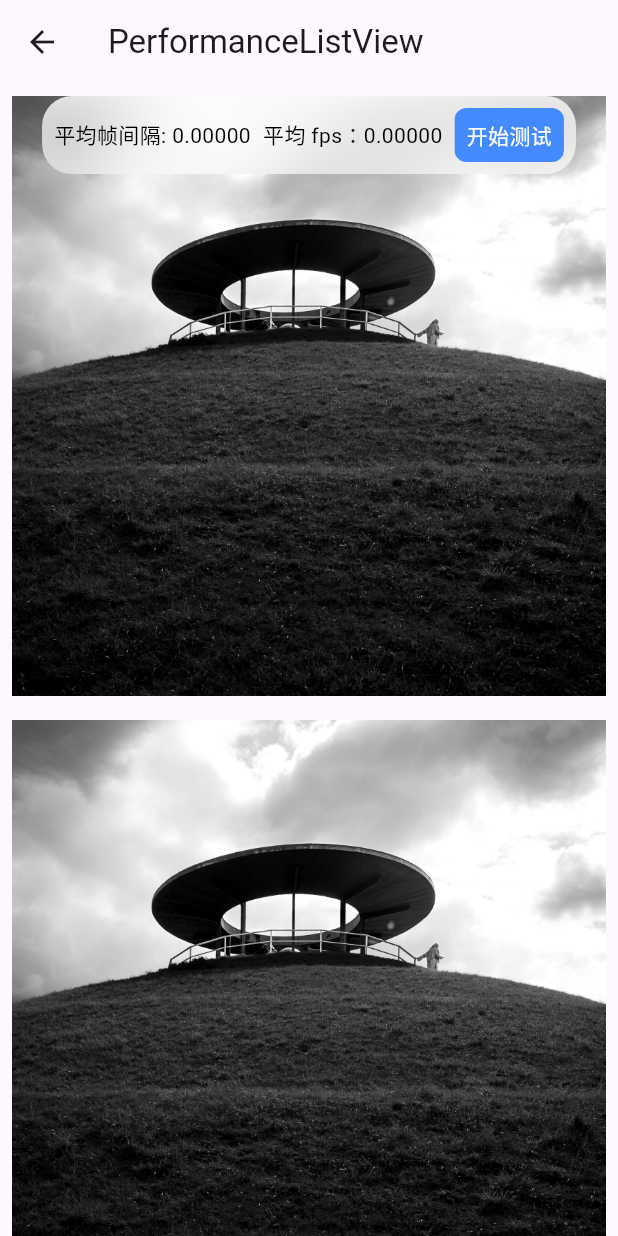
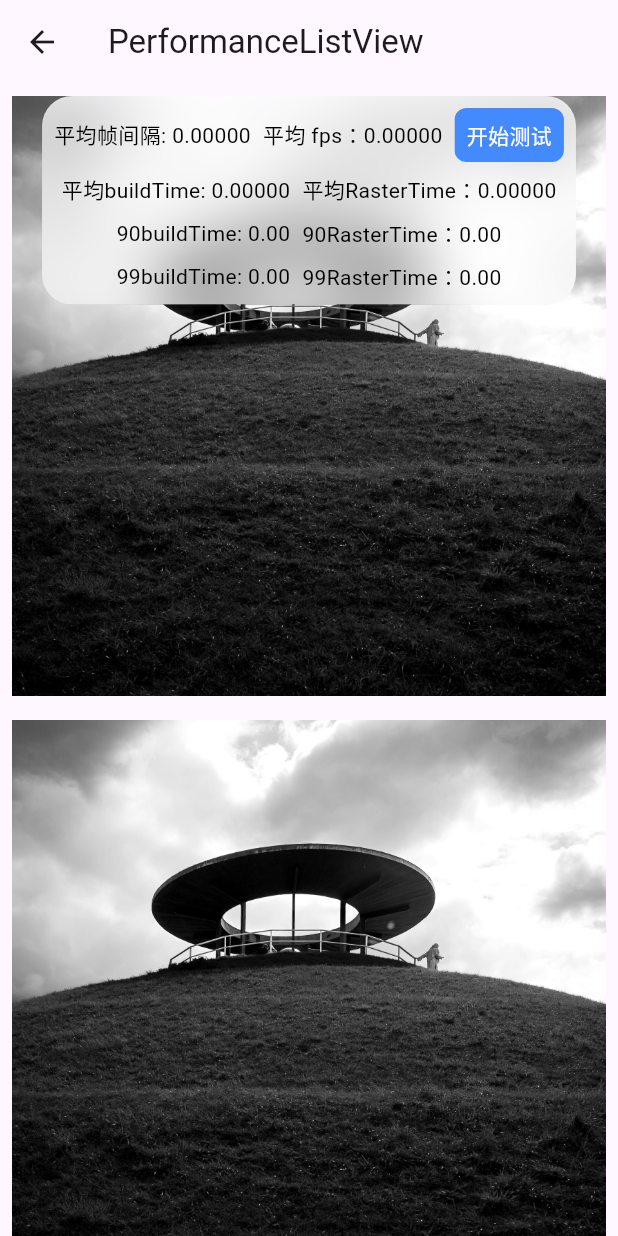
Before and after one commit to Neroliu/flutter_performance_test, a Flutter app: the screen it shows after launch, after a tap on the "add" icon, on a phone screen of 412 x 824 dp. Run offline on Flutter 3.47's test engine with Material 3 defaults, Android fonts, the phone set to English and light mode, and no system bars; drawn by our look-alikes of figma_squircle.

Commit message:
添加 build 和 raster 数据

```diff
--- a/lib/main.dart
+++ b/lib/main.dart
@@ -6,6 +6,8 @@ import 'package:flutter/foundation.dart';
 import 'package:flutter/material.dart';
 import 'package:flutter/rendering.dart';
 import 'dart:math' as math;
+
+import 'package:flutter/scheduler.dart';
 
 void main() {
   runApp(const MyApp());
@@ -388,6 +390,9 @@ class _PerformanceListViewState extends State<PerformanceListView> {
   List<int> timeDiff = List<int>.empty(growable: true);
   List<double> timeTotal= List<double>.empty(growable: true);
   List<int> fpsTotal = List<int>.empty(growable: true);
+  List<int> buildTotal = List<int>.empty(growable: true);
+  List<int> rasterTotal = List<int>.empty(growable: true);
+  List<FrameTiming> timingTotal = List<FrameTiming>.empty(growable: true);
   int lastMilliseconds = 0;
   bool _isDisposed = false;
   static const timerDuration = Duration(milliseconds: 10000);
@@ -396,12 +401,23 @@ class _PerformanceListViewState extends State<PerformanceListView> {
   bool inTest = false;
   double _avgFrameTime = 0.0;
   double _avgFps = 0.0;
+  double _avgBuildTime = 0;
+  double _avgRasterTime = 0;
+  double _90BuildTime = 0;
+  double _90RasterTime = 0;
+  double _99BuildTime = 0;
+  double _99RasterTime = 0;
 
   @override
   void initState() {
     super.initState();
     _isDisposed = false;
     _controller = MMScrollController();
+    SchedulerBinding.instance.addTimingsCallback(timingCallback);
+  }
+
+  void timingCallback(List<FrameTiming> timings) {
+    timingTotal.addAll(timings);
   }
 
   @override
@@ -431,7 +447,10 @@ class _PerformanceListViewState extends State<PerformanceListView> {
                     color: Colors.white60,
                     child: Padding(
                       padding: const EdgeInsets.all(8.0),
-                      child: Row(
+                      child: Column(
+                        mainAxisSize: MainAxisSize.min,
+                        children: [
+                          Row(
                             mainAxisSize: MainAxisSize.min,
                             children: [
                               Text("平均帧间隔: ${_avgFrameTime.toStringAsFixed(5)}", style: TextStyle(fontSize: 14, color: Colors.black),),
@@ -457,6 +476,35 @@ class _PerformanceListViewState extends State<PerformanceListView> {
                               ),
                             ],
                           ),
+                          SizedBox(height: 8.0,),
+                          Row(
+                            mainAxisSize: MainAxisSize.min,
+                            children: [
+                              Text("平均buildTime: ${_avgBuildTime.toStringAsFixed(5)}", style: TextStyle(fontSize: 14, color: Colors.black),),
+                              SizedBox(width: 8,),
+                              Text("平均RasterTime：${_avgRasterTime.toStringAsFixed(5)}", style: TextStyle(fontSize: 14, color: Colors.black)),
+                            ],
+                          ),
+                          SizedBox(height: 8.0,),
+                          Row(
+                            mainAxisSize: MainAxisSize.min,
+                            children: [
+                              Text("90buildTime: ${_90BuildTime.toStringAsFixed(2)}", style: TextStyle(fontSize: 14, color: Colors.black),),
+                              SizedBox(width: 8,),
+                              Text("90RasterTime：${_90RasterTime.toStringAsFixed(2)}", style: TextStyle(fontSize: 14, color: Colors.black)),
+                            ],
+                          ),
+                          SizedBox(height: 8.0,),
+                          Row(
+                            mainAxisSize: MainAxisSize.min,
+                            children: [
+                              Text("99buildTime: ${_99BuildTime.toStringAsFixed(2)}", style: TextStyle(fontSize: 14, color: Colors.black),),
+                              SizedBox(width: 8,),
+                              Text("99RasterTime：${_99RasterTime.toStringAsFixed(2)}", style: TextStyle(fontSize: 14, color: Colors.black)),
+                            ],
+                          ),
+                        ],
+                      ),
                     ),
                   ),
                 ),
@@ -468,12 +516,46 @@ class _PerformanceListViewState extends State<PerformanceListView> {
     );
   }
 
+  double calculatePercentiles(List<int> data, double percentile) {
+    data.sort(); // 对数据进行排序
+
+    double index = (percentile / 100) * (data.length - 1);
+    int lowerIndex = index.floor();
+    int upperIndex = index.ceil();
+
+    if (lowerIndex == upperIndex) {
+      return data[lowerIndex].toDouble();
+    }
+
+    double fraction = index - lowerIndex;
+    return data[lowerIndex] + fraction * (data[upperIndex] - data[lowerIndex]);
+  }
+
   void stopTest() {
     inTest = false;
     var tempTotalTime = 0.0;
     var tempTotalFps = 0;
+    var tempBuildTotalTime = 0;
+    var tempRasterTotalTime = 0;
     final timeCount = timeTotal.length;
     final fpsCount = fpsTotal.length;
+    for (var element in timingTotal) {
+      buildTotal.add(element.buildDuration.inMicroseconds);
+      tempBuildTotalTime += element.buildDuration.inMicroseconds;
+      rasterTotal.add(element.rasterDuration.inMicroseconds);
+      tempRasterTotalTime += element.rasterDuration.inMicroseconds;
+    }
+    final count = timingTotal.length;
+    if (count > 0) {
+      _avgBuildTime = tempBuildTotalTime / count / 1000;
+      _avgRasterTime = tempRasterTotalTime / count / 1000;
+    }
+    _90BuildTime = calculatePercentiles(buildTotal, 90) / 1000;
+    _99BuildTime = calculatePercentiles(buildTotal, 99) / 1000;
+    _90RasterTime = calculatePercentiles(rasterTotal, 90) / 1000;
+    _99RasterTime = calculatePercentiles(rasterTotal, 99) / 1000;
+
+
     for(var frameTime in timeTotal) {
       tempTotalTime += frameTime;
     }
@@ -583,5 +665,6 @@ class _PerformanceListViewState extends State<PerformanceListView> {
     stopTest();
     _isDisposed = true;
     _controller.dispose();
+    SchedulerBinding.instance.removeTimingsCallback(timingCallback);
   }
 }
```
Lines whose indentation alone changed are shown as unchanged.
